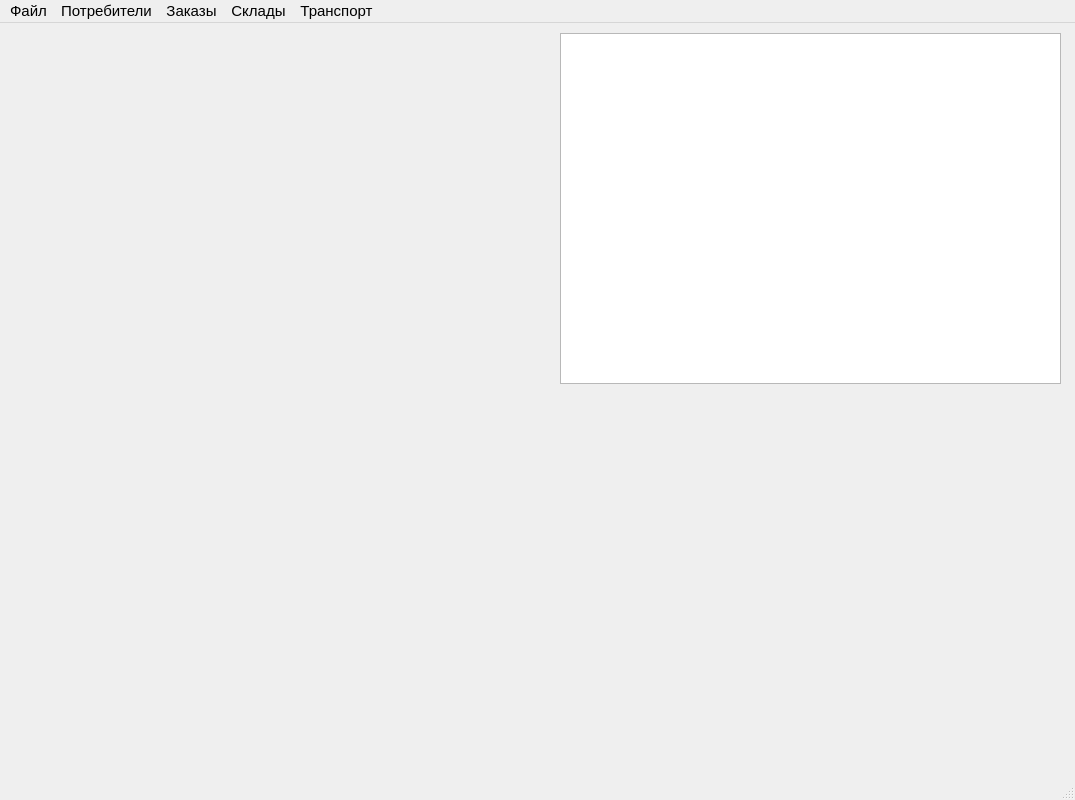
First picture: the form in src/ui/diploma.ui, repository fairay/BachelorDiploma, before the edit.
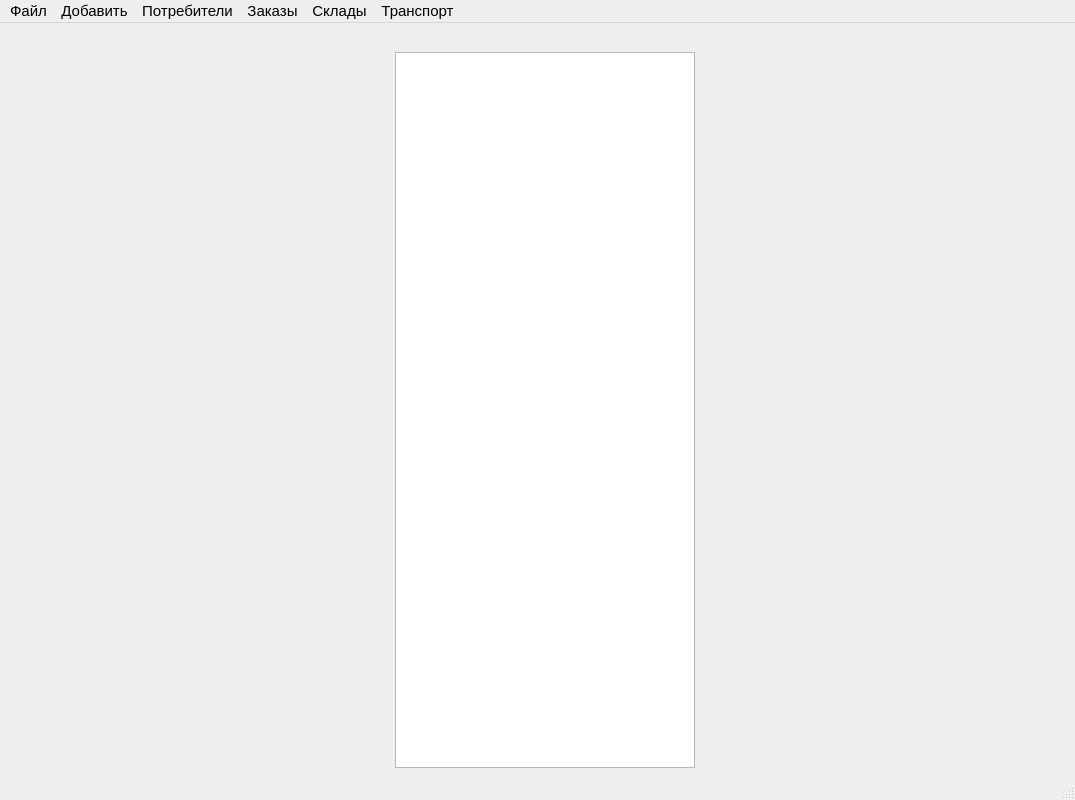
Second picture: the form after the edit.

What changed in the file:
```diff
--- a/src/ui/diploma.ui
+++ b/src/ui/diploma.ui
@@ -10,18 +10,18 @@
                 <height>800</height>
             </rect>
         </property>
+  <property name="sizePolicy">
+   <sizepolicy hsizetype="Preferred" vsizetype="Preferred">
+    <horstretch>0</horstretch>
+    <verstretch>0</verstretch>
+   </sizepolicy>
+  </property>
         <property name="minimumSize">
             <size>
                 <width>1075</width>
                 <height>800</height>
             </size>
         </property>
-        <property name="maximumSize">
-            <size>
-                <width>1075</width>
-                <height>800</height>
-            </size>
-        </property>
         <property name="font">
             <font>
                 <pointsize>11</pointsize>
@@ -37,27 +37,95 @@
             <enum>QTabWidget::Rounded</enum>
         </property>
         <widget class="QWidget" name="centralwidget">
-            <widget class="QWidget" name="gridLayoutWidget">
-                <property name="geometry">
-                    <rect>
-                        <x>0</x>
-                        <y>10</y>
-                        <width>531</width>
-                        <height>721</height>
-                    </rect>
-                </property>
-                <layout class="QGridLayout" name="GraphWidget"/>
-            </widget>
+   <layout class="QGridLayout" name="gridLayout">
+    <item row="1" column="2">
+     <spacer name="horizontalSpacer_3">
+      <property name="orientation">
+       <enum>Qt::Horizontal</enum>
+      </property>
+      <property name="sizeType">
+       <enum>QSizePolicy::Fixed</enum>
+      </property>
+      <property name="sizeHint" stdset="0">
+       <size>
+        <width>15</width>
+        <height>13</height>
+       </size>
+      </property>
+     </spacer>
+    </item>
+    <item row="1" column="4">
+     <spacer name="horizontalSpacer_2">
+      <property name="orientation">
+       <enum>Qt::Horizontal</enum>
+      </property>
+      <property name="sizeType">
+       <enum>QSizePolicy::Fixed</enum>
+      </property>
+      <property name="sizeHint" stdset="0">
+       <size>
+        <width>50</width>
+        <height>13</height>
+       </size>
+      </property>
+     </spacer>
+    </item>
+    <item row="0" column="3">
+     <spacer name="verticalSpacer">
+      <property name="orientation">
+       <enum>Qt::Vertical</enum>
+      </property>
+      <property name="sizeType">
+       <enum>QSizePolicy::Fixed</enum>
+      </property>
+      <property name="sizeHint" stdset="0">
+       <size>
+        <width>20</width>
+        <height>20</height>
+       </size>
+      </property>
+     </spacer>
+    </item>
+    <item row="1" column="3">
             <widget class="QListWidget" name="NodeList">
-                <property name="geometry">
-                    <rect>
-                        <x>560</x>
-                        <y>10</y>
-                        <width>501</width>
-                        <height>351</height>
-                    </rect>
-                </property>
-            </widget>
+      <property name="sizePolicy">
+       <sizepolicy hsizetype="Fixed" vsizetype="Expanding">
+        <horstretch>0</horstretch>
+        <verstretch>0</verstretch>
+       </sizepolicy>
+      </property>
+      <property name="minimumSize">
+       <size>
+        <width>300</width>
+        <height>0</height>
+       </size>
+      </property>
+     </widget>
+    </item>
+    <item row="1" column="0">
+     <spacer name="horizontalSpacer">
+      <property name="orientation">
+       <enum>Qt::Horizontal</enum>
+      </property>
+      <property name="sizeType">
+       <enum>QSizePolicy::Fixed</enum>
+      </property>
+      <property name="sizeHint" stdset="0">
+       <size>
+        <width>50</width>
+        <height>13</height>
+       </size>
+      </property>
+     </spacer>
+    </item>
+    <item row="1" column="1">
+     <layout class="QGridLayout" name="GraphWidget">
+      <property name="sizeConstraint">
+       <enum>QLayout::SetFixedSize</enum>
+      </property>
+     </layout>
+    </item>
+   </layout>
         </widget>
         <widget class="QMenuBar" name="menubar">
             <property name="geometry">
@@ -65,7 +133,7 @@
                     <x>0</x>
                     <y>0</y>
                     <width>1075</width>
-                    <height>22</height>
+     <height>30</height>
                 </rect>
             </property>
             <widget class="QMenu" name="menu">
@@ -97,7 +165,16 @@
                 </property>
                 <addaction name="action_11"/>
             </widget>
+   <widget class="QMenu" name="menu_5">
+    <property name="title">
+     <string>Добавить</string>
+    </property>
+    <addaction name="action_parking"/>
+    <addaction name="action_warehouse"/>
+    <addaction name="action_consumer"/>
+   </widget>
             <addaction name="menu_4"/>
+   <addaction name="menu_5"/>
             <addaction name="menu_2"/>
             <addaction name="menu_3"/>
             <addaction name="menu"/>
```
Left out of the diff: 18 changed lines with no effect on the pictures. Lines whose indentation alone changed are shown as unchanged.
